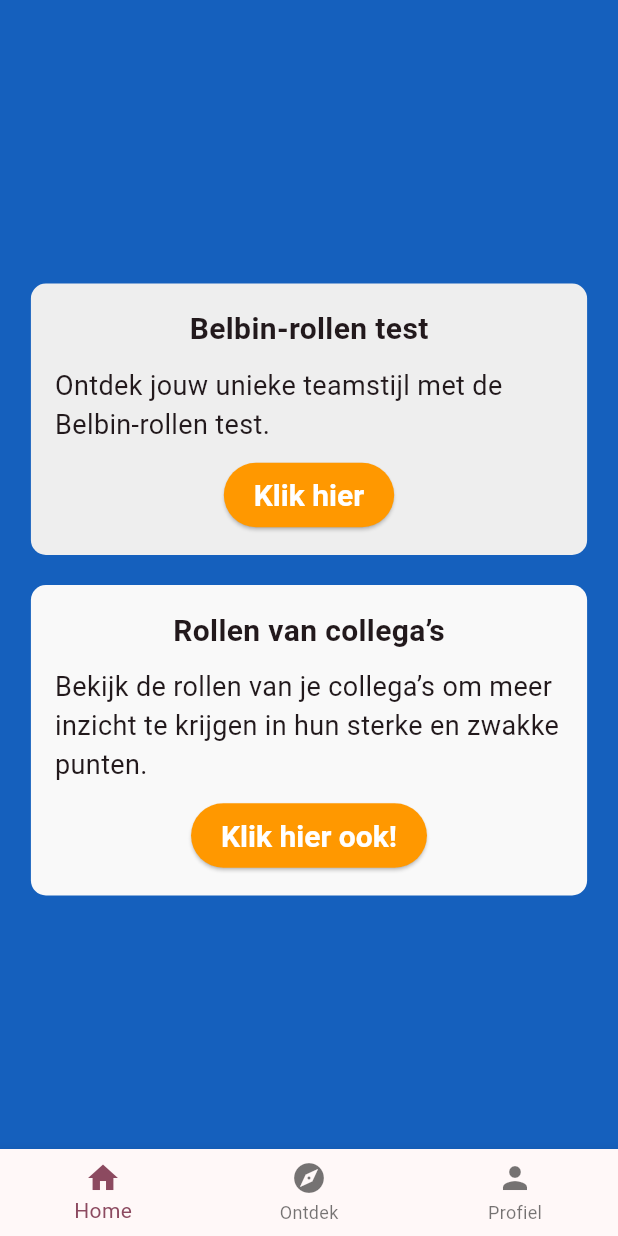
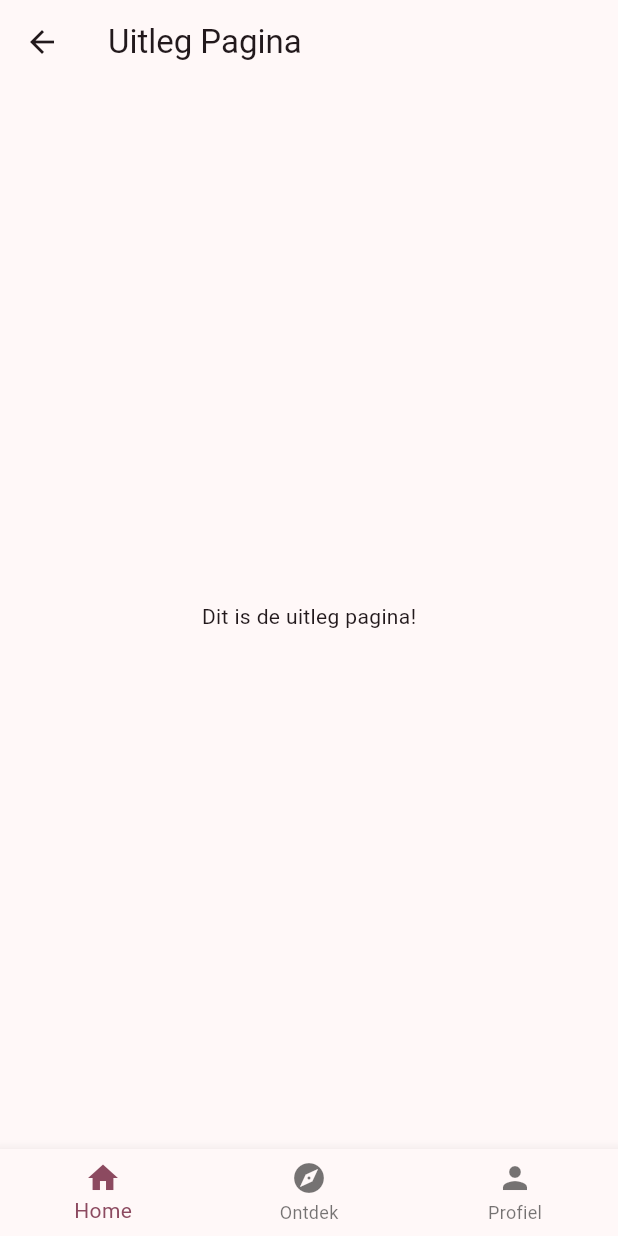
Before and after one commit to brentvanmalsen/rolradar, a Flutter app: the screen it shows after launch, after a tap on "Klik hier", on a phone screen of 412 x 824 dp. Run offline on Flutter 3.47's test engine with Material 3 defaults, Android fonts, the phone set to English and light mode, and no system bars; Roboto replaces fonts that are missing (RobotoLight).

Commit message:
Eerste opzet van de uitleg pagina gekoppeld aan de Home pagina

```diff
--- a/lib/main.dart
+++ b/lib/main.dart
@@ -1,6 +1,7 @@
 import 'package:flutter/material.dart';
 import 'ontdek_page.dart';
 import 'profiel_page.dart';
+import 'uitleg_page.dart';
 
 void main() {
   runApp(const MyApp());
@@ -111,10 +112,15 @@ class PageOne extends StatelessWidget {
                   ),
                   const SizedBox(height: 10),
                   ElevatedButton(
-                    onPressed: () {},
+                    onPressed: () {
+                      Navigator.push(
+                        context,
+                        MaterialPageRoute(builder: (context) => UitlegPage()),
+                      );
+                    },
                     style: ElevatedButton.styleFrom(
-                      foregroundColor: const Color.fromARGB(255, 255, 255, 255),//change text color of button
-                      backgroundColor: Colors.orange,
+                      foregroundColor: const Color.fromARGB(255, 255, 255, 255),
+                      backgroundColor: const Color.fromRGBO(222, 119, 34, 1),
                       padding:
                           EdgeInsets.symmetric(horizontal: 20, vertical: 10),
                       textStyle: const TextStyle(
@@ -154,8 +160,10 @@ class PageOne extends StatelessWidget {
                   ElevatedButton(
                     onPressed: () {},
                     style: ElevatedButton.styleFrom(
-                      foregroundColor: const Color.fromARGB(255, 255, 255, 255),//change text color of button
-                      backgroundColor: Colors.orange,
+                      foregroundColor: const Color.fromARGB(
+                          255, 255, 255, 255), //change text color of button
+                      backgroundColor: const Color.fromRGBO(
+                          222, 119, 34, 1), //change text color of button
                       padding:
                           EdgeInsets.symmetric(horizontal: 20, vertical: 10),
                       textStyle: const TextStyle(
--- /dev/null
+++ b/lib/uitleg_page.dart
@@ -0,0 +1,38 @@
+import 'package:flutter/material.dart';
+
+class UitlegPage extends StatelessWidget {
+  const UitlegPage({Key? key}) : super(key: key);
+
+  @override
+  Widget build(BuildContext context) {
+    return Scaffold(
+      appBar: AppBar(
+        title: const Text('Uitleg Pagina'),
+      ),
+      body: Center(
+        child: const Text('Dit is de uitleg pagina!'),
+      ),
+      bottomNavigationBar: BottomNavigationBar(
+        currentIndex: 0, // Index van de huidige pagina, verander indien nodig
+        onTap: (index) {
+          // Navigatie naar andere pagina's
+          // Voeg hier eventuele navigatielogica toe
+        },
+        items: const <BottomNavigationBarItem>[
+          BottomNavigationBarItem(
+            icon: Icon(Icons.home),
+            label: 'Home',
+          ),
+          BottomNavigationBarItem(
+            icon: Icon(Icons.explore),
+            label: 'Ontdek',
+          ),
+          BottomNavigationBarItem(
+            icon: Icon(Icons.person),
+            label: 'Profiel',
+          ),
+        ],
+      ),
+    );
+  }
+}
```
